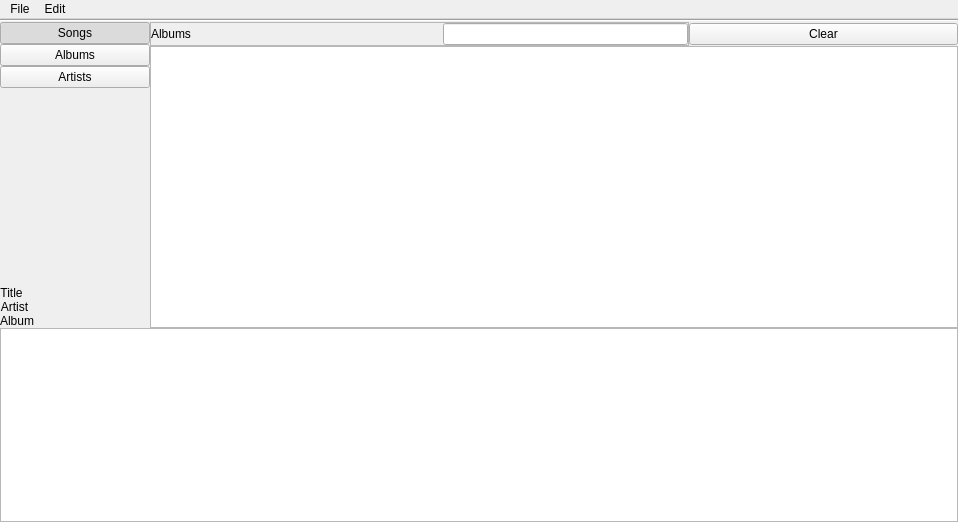
Above: mainwindow.ui from ShahroozGh/qt-media-library before the change. Below: the same form after it.
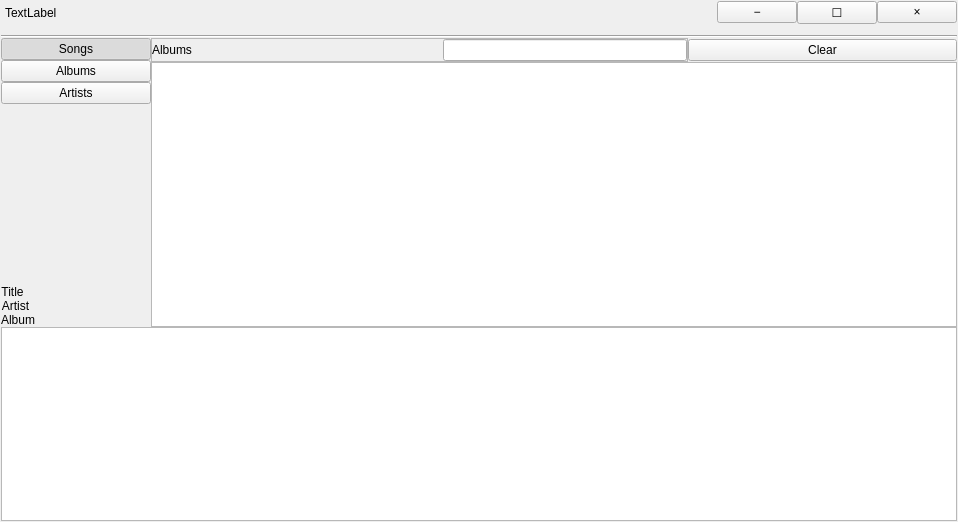
That is the form after the change. Custom widgets are drawn as their Qt base class.

Commit message: Add custom titlebar and frame

What changed in the file:
```diff
--- a/mainwindow.ui
+++ b/mainwindow.ui
@@ -22,24 +22,280 @@
   <property name="documentMode">
    <bool>false</bool>
   </property>
-  <widget class="QWidget" name="centralWidget">
+  <widget class="CustomCentralWidget" name="centralWidget">
+   <property name="autoFillBackground">
+    <bool>false</bool>
+   </property>
    <layout class="QGridLayout" name="gridLayout">
     <property name="leftMargin">
-     <number>0</number>
+     <number>1</number>
     </property>
     <property name="topMargin">
-     <number>0</number>
+     <number>1</number>
     </property>
     <property name="rightMargin">
-     <number>0</number>
+     <number>1</number>
     </property>
     <property name="bottomMargin">
-     <number>0</number>
+     <number>1</number>
     </property>
     <property name="spacing">
      <number>0</number>
     </property>
-    <item row="2" column="1" rowspan="2">
+    <item row="2" column="1" colspan="4">
+     <widget class="CustomTitleBar" name="titleBarWidget" native="true">
+      <layout class="QGridLayout" name="gridLayout_2">
+       <property name="leftMargin">
+        <number>4</number>
+       </property>
+       <property name="topMargin">
+        <number>0</number>
+       </property>
+       <property name="rightMargin">
+        <number>0</number>
+       </property>
+       <property name="horizontalSpacing">
+        <number>0</number>
+       </property>
+       <item row="1" column="4">
+        <widget class="QPushButton" name="closeB">
+         <property name="sizePolicy">
+          <sizepolicy hsizetype="Fixed" vsizetype="Fixed">
+           <horstretch>0</horstretch>
+           <verstretch>0</verstretch>
+          </sizepolicy>
+         </property>
+         <property name="text">
+          <string>×</string>
+         </property>
+        </widget>
+       </item>
+       <item row="1" column="3">
+        <widget class="QPushButton" name="minMaxB">
+         <property name="text">
+          <string>☐</string>
+         </property>
+        </widget>
+       </item>
+       <item row="1" column="2">
+        <widget class="QPushButton" name="minimizeB">
+         <property name="text">
+          <string>−</string>
+         </property>
+        </widget>
+       </item>
+       <item row="1" column="0">
+        <widget class="QLabel" name="windowTitle">
+         <property name="text">
+          <string>TextLabel</string>
+         </property>
+        </widget>
+       </item>
+       <item row="1" column="1">
+        <spacer name="horizontalSpacer_2">
+         <property name="orientation">
+          <enum>Qt::Horizontal</enum>
+         </property>
+         <property name="sizeHint" stdset="0">
+          <size>
+           <width>40</width>
+           <height>20</height>
+          </size>
+         </property>
+        </spacer>
+       </item>
+      </layout>
+     </widget>
+    </item>
+    <item row="7" column="1" colspan="4">
+     <widget class="QFrame" name="bottomTrackFrame">
+      <property name="frameShape">
+       <enum>QFrame::StyledPanel</enum>
+      </property>
+      <property name="frameShadow">
+       <enum>QFrame::Raised</enum>
+      </property>
+      <layout class="QGridLayout" name="gridLayout_6">
+       <property name="leftMargin">
+        <number>0</number>
+       </property>
+       <property name="topMargin">
+        <number>0</number>
+       </property>
+       <property name="rightMargin">
+        <number>0</number>
+       </property>
+       <property name="bottomMargin">
+        <number>0</number>
+       </property>
+       <property name="horizontalSpacing">
+        <number>0</number>
+       </property>
+       <item row="0" column="0">
+        <layout class="QHBoxLayout" name="horizontalLayout_2">
+         <item alignment="Qt::AlignVCenter">
+          <widget class="QPushButton" name="backButton">
+           <property name="minimumSize">
+            <size>
+             <width>64</width>
+             <height>0</height>
+            </size>
+           </property>
+           <property name="autoFillBackground">
+            <bool>false</bool>
+           </property>
+           <property name="text">
+            <string/>
+           </property>
+          </widget>
+         </item>
+         <item alignment="Qt::AlignVCenter">
+          <widget class="QPushButton" name="pausePlayButton">
+           <property name="minimumSize">
+            <size>
+             <width>64</width>
+             <height>0</height>
+            </size>
+           </property>
+           <property name="text">
+            <string/>
+           </property>
+          </widget>
+         </item>
+         <item alignment="Qt::AlignVCenter">
+          <widget class="QPushButton" name="forwardButton">
+           <property name="sizePolicy">
+            <sizepolicy hsizetype="Minimum" vsizetype="Fixed">
+             <horstretch>0</horstretch>
+             <verstretch>0</verstretch>
+            </sizepolicy>
+           </property>
+           <property name="minimumSize">
+            <size>
+             <width>64</width>
+             <height>0</height>
+            </size>
+           </property>
+           <property name="text">
+            <string/>
+           </property>
+          </widget>
+         </item>
+         <item>
+          <widget class="QSlider" name="trackSlider">
+           <property name="maximum">
+            <number>9999999</number>
+           </property>
+           <property name="pageStep">
+            <number>1000000</number>
+           </property>
+           <property name="orientation">
+            <enum>Qt::Horizontal</enum>
+           </property>
+          </widget>
+         </item>
+         <item>
+          <widget class="QLabel" name="timeLabel">
+           <property name="text">
+            <string>00:00/00:00</string>
+           </property>
+          </widget>
+         </item>
+         <item alignment="Qt::AlignVCenter">
+          <widget class="QCheckBox" name="checkBoxMute">
+           <property name="text">
+            <string>Mute</string>
+           </property>
+          </widget>
+         </item>
+         <item alignment="Qt::AlignVCenter">
+          <widget class="QSlider" name="volumeSlider">
+           <property name="sizePolicy">
+            <sizepolicy hsizetype="Minimum" vsizetype="Fixed">
+             <horstretch>0</horstretch>
+             <verstretch>0</verstretch>
+            </sizepolicy>
+           </property>
+           <property name="orientation">
+            <enum>Qt::Horizontal</enum>
+           </property>
+          </widget>
+         </item>
+         <item>
+          <layout class="QHBoxLayout" name="horizontalLayout">
+           <item alignment="Qt::AlignVCenter">
+            <widget class="QPushButton" name="pushButtonDelete">
+             <property name="sizePolicy">
+              <sizepolicy hsizetype="Fixed" vsizetype="Fixed">
+               <horstretch>0</horstretch>
+               <verstretch>0</verstretch>
+              </sizepolicy>
+             </property>
+             <property name="minimumSize">
+              <size>
+               <width>25</width>
+               <height>25</height>
+              </size>
+             </property>
+             <property name="text">
+              <string>-</string>
+             </property>
+            </widget>
+           </item>
+           <item alignment="Qt::AlignVCenter">
+            <widget class="QPushButton" name="pushButtonAdd">
+             <property name="sizePolicy">
+              <sizepolicy hsizetype="Fixed" vsizetype="Fixed">
+               <horstretch>0</horstretch>
+               <verstretch>0</verstretch>
+              </sizepolicy>
+             </property>
+             <property name="text">
+              <string>+</string>
+             </property>
+             <property name="flat">
+              <bool>false</bool>
+             </property>
+            </widget>
+           </item>
+          </layout>
+         </item>
+        </layout>
+       </item>
+       <item row="0" column="0">
+        <widget class="QGraphicsView" name="graphicsView">
+         <property name="sizePolicy">
+          <sizepolicy hsizetype="Expanding" vsizetype="Preferred">
+           <horstretch>0</horstretch>
+           <verstretch>0</verstretch>
+          </sizepolicy>
+         </property>
+         <property name="focusPolicy">
+          <enum>Qt::StrongFocus</enum>
+         </property>
+         <property name="autoFillBackground">
+          <bool>false</bool>
+         </property>
+         <property name="frameShape">
+          <enum>QFrame::NoFrame</enum>
+         </property>
+         <property name="frameShadow">
+          <enum>QFrame::Sunken</enum>
+         </property>
+         <property name="verticalScrollBarPolicy">
+          <enum>Qt::ScrollBarAlwaysOff</enum>
+         </property>
+         <property name="horizontalScrollBarPolicy">
+          <enum>Qt::ScrollBarAlwaysOff</enum>
+         </property>
+        </widget>
+       </item>
+      </layout>
+      <zorder>graphicsView</zorder>
+      <zorder></zorder>
+     </widget>
+    </item>
+    <item row="5" column="1" rowspan="2">
      <widget class="QFrame" name="sideBarFrame">
       <property name="sizePolicy">
        <sizepolicy hsizetype="Fixed" vsizetype="Preferred">
@@ -248,195 +504,7 @@
       </layout>
      </widget>
     </item>
-    <item row="4" column="1" colspan="4">
-     <widget class="QFrame" name="bottomTrackFrame">
-      <property name="frameShape">
-       <enum>QFrame::StyledPanel</enum>
-      </property>
-      <property name="frameShadow">
-       <enum>QFrame::Raised</enum>
-      </property>
-      <layout class="QGridLayout" name="gridLayout_6">
-       <property name="leftMargin">
-        <number>0</number>
-       </property>
-       <property name="topMargin">
-        <number>0</number>
-       </property>
-       <property name="rightMargin">
-        <number>0</number>
-       </property>
-       <property name="bottomMargin">
-        <number>0</number>
-       </property>
-       <property name="horizontalSpacing">
-        <number>0</number>
-       </property>
-       <item row="0" column="0">
-        <layout class="QHBoxLayout" name="horizontalLayout_2">
-         <item alignment="Qt::AlignVCenter">
-          <widget class="QPushButton" name="backButton">
-           <property name="minimumSize">
-            <size>
-             <width>64</width>
-             <height>0</height>
-            </size>
-           </property>
-           <property name="autoFillBackground">
-            <bool>false</bool>
-           </property>
-           <property name="text">
-            <string/>
-           </property>
-          </widget>
-         </item>
-         <item alignment="Qt::AlignVCenter">
-          <widget class="QPushButton" name="pausePlayButton">
-           <property name="minimumSize">
-            <size>
-             <width>64</width>
-             <height>0</height>
-            </size>
-           </property>
-           <property name="text">
-            <string/>
-           </property>
-          </widget>
-         </item>
-         <item alignment="Qt::AlignVCenter">
-          <widget class="QPushButton" name="forwardButton">
-           <property name="sizePolicy">
-            <sizepolicy hsizetype="Minimum" vsizetype="Fixed">
-             <horstretch>0</horstretch>
-             <verstretch>0</verstretch>
-            </sizepolicy>
-           </property>
-           <property name="minimumSize">
-            <size>
-             <width>64</width>
-             <height>0</height>
-            </size>
-           </property>
-           <property name="text">
-            <string/>
-           </property>
-          </widget>
-         </item>
-         <item>
-          <widget class="QSlider" name="trackSlider">
-           <property name="maximum">
-            <number>9999999</number>
-           </property>
-           <property name="pageStep">
-            <number>1000000</number>
-           </property>
-           <property name="orientation">
-            <enum>Qt::Horizontal</enum>
-           </property>
-          </widget>
-         </item>
-         <item>
-          <widget class="QLabel" name="timeLabel">
-           <property name="text">
-            <string>00:00/00:00</string>
-           </property>
-          </widget>
-         </item>
-         <item alignment="Qt::AlignVCenter">
-          <widget class="QCheckBox" name="checkBoxMute">
-           <property name="text">
-            <string>Mute</string>
-           </property>
-          </widget>
-         </item>
-         <item alignment="Qt::AlignVCenter">
-          <widget class="QSlider" name="volumeSlider">
-           <property name="sizePolicy">
-            <sizepolicy hsizetype="Minimum" vsizetype="Fixed">
-             <horstretch>0</horstretch>
-             <verstretch>0</verstretch>
-            </sizepolicy>
-           </property>
-           <property name="orientation">
-            <enum>Qt::Horizontal</enum>
-           </property>
-          </widget>
-         </item>
-         <item>
-          <layout class="QHBoxLayout" name="horizontalLayout">
-           <item alignment="Qt::AlignVCenter">
-            <widget class="QPushButton" name="pushButtonDelete">
-             <property name="sizePolicy">
-              <sizepolicy hsizetype="Fixed" vsizetype="Fixed">
-               <horstretch>0</horstretch>
-               <verstretch>0</verstretch>
-              </sizepolicy>
-             </property>
-             <property name="minimumSize">
-              <size>
-               <width>25</width>
-               <height>25</height>
-              </size>
-             </property>
-             <property name="text">
-              <string>-</string>
-             </property>
-            </widget>
-           </item>
-           <item alignment="Qt::AlignVCenter">
-            <widget class="QPushButton" name="pushButtonAdd">
-             <property name="sizePolicy">
-              <sizepolicy hsizetype="Fixed" vsizetype="Fixed">
-               <horstretch>0</horstretch>
-               <verstretch>0</verstretch>
-              </sizepolicy>
-             </property>
-             <property name="text">
-              <string>+</string>
-             </property>
-             <property name="flat">
-              <bool>false</bool>
-             </property>
-            </widget>
-           </item>
-          </layout>
-         </item>
-        </layout>
-       </item>
-       <item row="0" column="0">
-        <widget class="QGraphicsView" name="graphicsView">
-         <property name="sizePolicy">
-          <sizepolicy hsizetype="Expanding" vsizetype="Preferred">
-           <horstretch>0</horstretch>
-           <verstretch>0</verstretch>
-          </sizepolicy>
-         </property>
-         <property name="focusPolicy">
-          <enum>Qt::StrongFocus</enum>
-         </property>
-         <property name="autoFillBackground">
-          <bool>false</bool>
-         </property>
-         <property name="frameShape">
-          <enum>QFrame::NoFrame</enum>
-         </property>
-         <property name="frameShadow">
-          <enum>QFrame::Sunken</enum>
-         </property>
-         <property name="verticalScrollBarPolicy">
-          <enum>Qt::ScrollBarAlwaysOff</enum>
-         </property>
-         <property name="horizontalScrollBarPolicy">
-          <enum>Qt::ScrollBarAlwaysOff</enum>
-         </property>
-        </widget>
-       </item>
-      </layout>
-      <zorder>graphicsView</zorder>
-      <zorder></zorder>
-     </widget>
-    </item>
-    <item row="2" column="2" colspan="2">
+    <item row="5" column="2" colspan="2">
      <widget class="QFrame" name="topLabelFrame">
       <property name="frameShape">
        <enum>QFrame::StyledPanel</enum>
@@ -488,7 +556,7 @@
       </layout>
      </widget>
     </item>
-    <item row="3" column="2" colspan="3">
+    <item row="6" column="2" colspan="3">
      <widget class="QStackedWidget" name="songListsStackedWidget">
       <property name="lineWidth">
        <number>1</number>
@@ -613,7 +681,7 @@
       </widget>
      </widget>
     </item>
-    <item row="2" column="4">
+    <item row="5" column="4">
      <widget class="QPushButton" name="pushButtonSearch">
       <property name="sizePolicy">
        <sizepolicy hsizetype="Minimum" vsizetype="Fixed">
@@ -626,7 +694,7 @@
       </property>
      </widget>
     </item>
-    <item row="0" column="1" colspan="4">
+    <item row="4" column="1" colspan="4">
      <widget class="Line" name="menuBarPlaceholder">
       <property name="orientation">
        <enum>Qt::Horizontal</enum>
@@ -635,36 +703,6 @@
     </item>
    </layout>
   </widget>
-  <widget class="QMenuBar" name="menuBar">
-   <property name="geometry">
-    <rect>
-     <x>0</x>
-     <y>0</y>
-     <width>958</width>
-     <height>20</height>
-    </rect>
-   </property>
-   <widget class="QMenu" name="menuFile">
-    <property name="title">
-     <string>File</string>
-    </property>
-    <addaction name="actionNew"/>
-    <addaction name="actionOpen"/>
-    <addaction name="actionSave"/>
-    <addaction name="actionSave_as"/>
-   </widget>
-   <widget class="QMenu" name="menuEdit">
-    <property name="title">
-     <string>Edit</string>
-    </property>
-    <addaction name="actionFind_album_art"/>
-    <addaction name="actionAdd_art_form_file"/>
-    <addaction name="actionLink_Music_File"/>
-    <addaction name="actionPreferences"/>
-   </widget>
-   <addaction name="menuFile"/>
-   <addaction name="menuEdit"/>
-  </widget>
   <action name="actionOpen">
    <property name="text">
     <string>Open</string>
@@ -707,6 +745,20 @@
   </action>
  </widget>
  <layoutdefault spacing="6" margin="11"/>
+ <customwidgets>
+  <customwidget>
+   <class>CustomTitleBar</class>
+   <extends>QWidget</extends>
+   <header>customtitlebar.h</header>
+   <container>1</container>
+  </customwidget>
+  <customwidget>
+   <class>CustomCentralWidget</class>
+   <extends>QWidget</extends>
+   <header>customcentralwidget.h</header>
+   <container>1</container>
+  </customwidget>
+ </customwidgets>
  <resources/>
  <connections/>
 </ui>
```
The commit also changes 7 other files.
